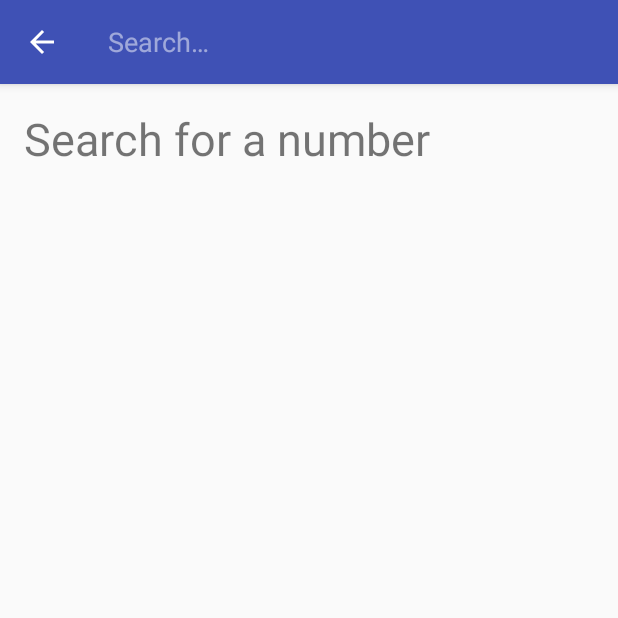
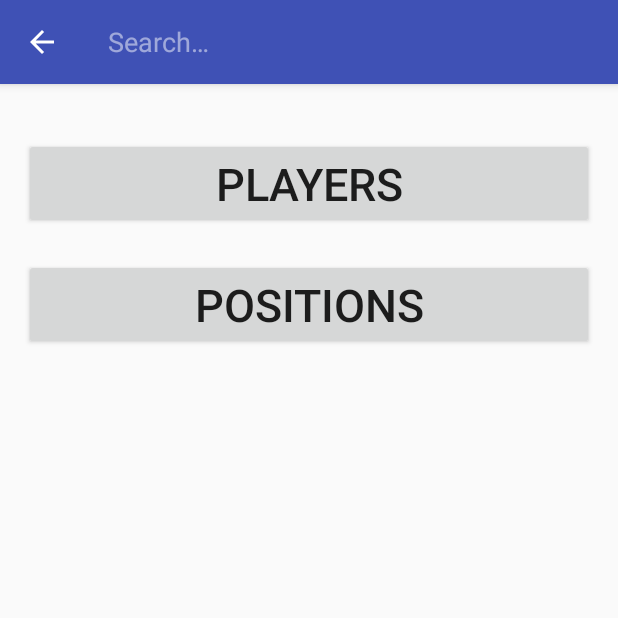
Before and after one commit to EmploYeezy/adiProjectTwo, an Android app: the screen it shows after launch (MainActivity), after a tap on "Search", on a phone screen of 412 x 824 dp, the top half of it. Run offline under Robolectric (Android 15) with nearby library versions, the phone set to English and light mode, and no system bars.

Commit message:
adds primitive database that doesn't really function to the application

```diff
--- a/AdiProjectTwo/app/src/main/AndroidManifest.xml
+++ b/AdiProjectTwo/app/src/main/AndroidManifest.xml
@@ -5,7 +5,7 @@
     <application
         android:allowBackup="true"
         android:icon="@mipmap/ic_launcher"
-        android:label=""
+        android:label="click there to search ---->"
         android:supportsRtl="true"
         android:theme="@style/AppTheme">
         <activity android:name=".MainActivity"
--- /dev/null
+++ b/AdiProjectTwo/app/src/main/java/com/example/employeezy/adiprojecttwo/DatabaseHelper.java
@@ -0,0 +1,68 @@
+package com.example.employeezy.adiprojecttwo;
+
+import android.content.ContentValues;
+import android.content.Context;
+import android.database.Cursor;
+import android.database.sqlite.SQLiteDatabase;
+import android.database.sqlite.SQLiteOpenHelper;
+
+/**
+ * Created by EmployYeezy on 5/2/16.
+ */
+
+public class DatabaseHelper extends SQLiteOpenHelper {
+
+    public static final int DATABASE_VERSION = 1;
+    public static final String DATABASE_NAME = "Players.db";
+
+    public static final String SQL_CREATE_PLAYER_TABLE =
+            "CREATE TABLE players ( id INTEGER PRIMARY KEY, name TEXT, year TEXT )";
+
+    public static final String SQL_DROP_DROP_PLAYER_TABLE = "DROP TABLE IF EXISTS players";
+
+    public DatabaseHelper(Context context) {
+        super(context, DATABASE_NAME, null, DATABASE_VERSION);
+    }
+
+    public void onCreate(SQLiteDatabase db) {
+        db.execSQL(SQL_CREATE_PLAYER_TABLE);
+    }
+
+    public void onUpgrade(SQLiteDatabase db, int oldVersion, int newVersion) {
+        db.execSQL(SQL_DROP_DROP_PLAYER_TABLE);
+        onCreate(db);
+    }
+
+    public void insert(int id, String name, String year) {
+        SQLiteDatabase db = getWritableDatabase();
+        ContentValues values = new ContentValues();
+        values.put("id", id);
+        values.put("name", name);
+        values.put("year", year);
+
+        db.insert("Players", null, values);
+    }
+
+    public Player getPlayer(int id){
+
+        SQLiteDatabase db = getReadableDatabase();
+        String[] projection = new String[] {"id", "name", "year"};
+        String selection = "id = ?";
+        String[] selectionArgs = new String[]{ String.valueOf(id)};
+        Cursor cursor = db.query("players", projection, selection, selectionArgs, null, null, null, null);
+        cursor.moveToFirst();
+        String name = cursor.getString( cursor.getColumnIndex("name"));
+        String year = cursor.getString( cursor.getColumnIndex("year"));
+
+        return new Player(id, name, year);
+    }
+
+    public void delete(int id){
+        SQLiteDatabase db = getWritableDatabase();
+        String selection = "id =?";
+        String [] selectionArgs = new String[] { String.valueOf(id)};
+        db.delete("players", selection, selectionArgs);
+    }
+
+
+}
--- a/AdiProjectTwo/app/src/main/java/com/example/employeezy/adiprojecttwo/MainActivity.java
+++ b/AdiProjectTwo/app/src/main/java/com/example/employeezy/adiprojecttwo/MainActivity.java
@@ -17,6 +17,14 @@ public class MainActivity extends AppCompatActivity {
         super.onCreate(savedInstanceState);
         setContentView(R.layout.activity_main);
         handleIntent(getIntent());
+
+        DatabaseHelper db = new DatabaseHelper(this);
+
+        db.insert(1, "Jordan Clarkson", "2014");
+        db.insert(2, "D'Angelo Russel", "2015");
+
+        Player retrievedPlayer = db.getPlayer(2);
+
     }
 
     @Override
@@ -32,17 +40,16 @@ public class MainActivity extends AppCompatActivity {
         SearchManager searchManager = (SearchManager) getSystemService(Context.SEARCH_SERVICE);
         SearchView searchView = (SearchView) menu.findItem(R.id.search).getActionView();
         searchView.setSearchableInfo(searchManager.getSearchableInfo(getComponentName()));
-
         return true;
-
     }
 
     private void handleIntent(Intent intent) {
-
         if (Intent.ACTION_SEARCH.equals(intent.getAction())) {
             String query = intent.getStringExtra(SearchManager.QUERY);
             Toast.makeText(MainActivity.this,"Searching for "+query,Toast.LENGTH_SHORT).show();
         }
     }
 
+
+
 }
--- /dev/null
+++ b/AdiProjectTwo/app/src/main/java/com/example/employeezy/adiprojecttwo/Player.java
@@ -0,0 +1,27 @@
+package com.example.employeezy.adiprojecttwo;
+
+/**
+ * Created by EmployYeezy on 5/2/16.
+ */
+public class Player {
+
+    int id;
+    String name, year;
+
+    public Player (int id, String name, String year) {
+        this.id = id;
+        this.name = name;
+        this.year = year;
+    }
+
+    @Override
+    public String toString() {
+        return "PLayer{" +
+                "id=" + id +
+                ", name='" + name + '\'' +
+                ", year='" + year + '\'' +
+                '}';
+
+
+    }
+}
--- a/AdiProjectTwo/app/src/main/res/layout/activity_main.xml
+++ b/AdiProjectTwo/app/src/main/res/layout/activity_main.xml
@@ -9,11 +9,21 @@
     android:paddingTop="@dimen/activity_vertical_margin"
     tools:context="com.example.employeezy.adiprojecttwo.MainActivity">
 
-    <TextView
-        android:id="@+id/count_text_view"
-        android:layout_width="wrap_content"
+    <Button
+        android:id="@+id/player_button"
+        android:layout_width="match_parent"
         android:layout_height="wrap_content"
-        android:text="Search for a number"
+        android:layout_marginTop="20dp"
+        android:text="players"
+        android:textSize="30dp"/>
+
+    <Button
+        android:id="@+id/position_button"
+        android:layout_below="@+id/player_button"
+        android:layout_width="match_parent"
+        android:layout_height="wrap_content"
+        android:layout_marginTop="20dp"
+        android:text="positions"
         android:textSize="30dp"/>
 
 </RelativeLayout>
```
